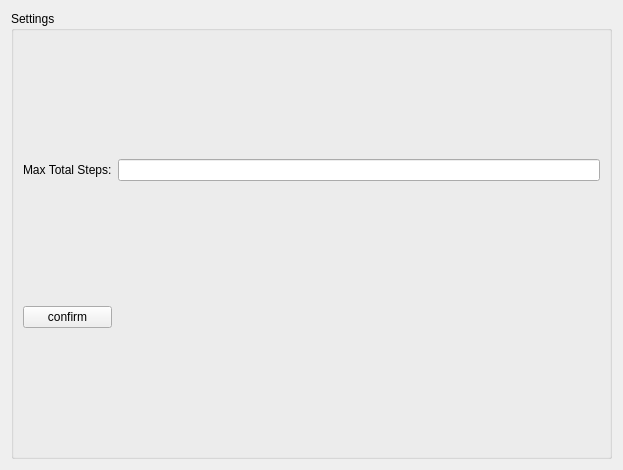
This is ElegantDISManager/settingwidget.ui in ZYunfeii/ElegantDIS as Qt 5 draws it before an edit. The edited form follows.
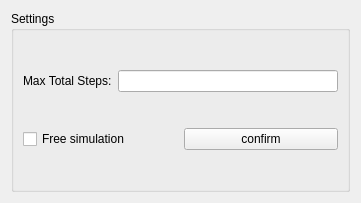
This is the edited form.

Diff of the .ui file:
```diff
--- a/ElegantDISManager/settingwidget.ui
+++ b/ElegantDISManager/settingwidget.ui
@@ -6,8 +6,8 @@
    <rect>
     <x>0</x>
     <y>0</y>
-    <width>623</width>
-    <height>470</height>
+    <width>361</width>
+    <height>203</height>
    </rect>
   </property>
   <property name="windowTitle">
@@ -20,22 +20,37 @@
       <string>Settings</string>
      </property>
      <layout class="QGridLayout" name="gridLayout">
-      <item row="0" column="1">
-       <widget class="QLineEdit" name="max_total_steps"/>
-      </item>
       <item row="0" column="0">
+       <layout class="QHBoxLayout" name="horizontalLayout_2">
+        <item>
        <widget class="QLabel" name="label">
         <property name="text">
          <string>Max Total Steps:</string>
         </property>
        </widget>
       </item>
+        <item>
+         <widget class="QLineEdit" name="max_total_steps"/>
+        </item>
+       </layout>
+      </item>
       <item row="1" column="0">
+       <layout class="QHBoxLayout" name="horizontalLayout">
+        <item>
+         <widget class="QCheckBox" name="free_simulation">
+          <property name="text">
+           <string>Free simulation</string>
+          </property>
+         </widget>
+        </item>
+        <item>
        <widget class="QPushButton" name="confirm_button">
         <property name="text">
          <string>confirm</string>
         </property>
        </widget>
+        </item>
+       </layout>
       </item>
      </layout>
     </widget>
```
Lines whose indentation alone changed are shown as unchanged.
